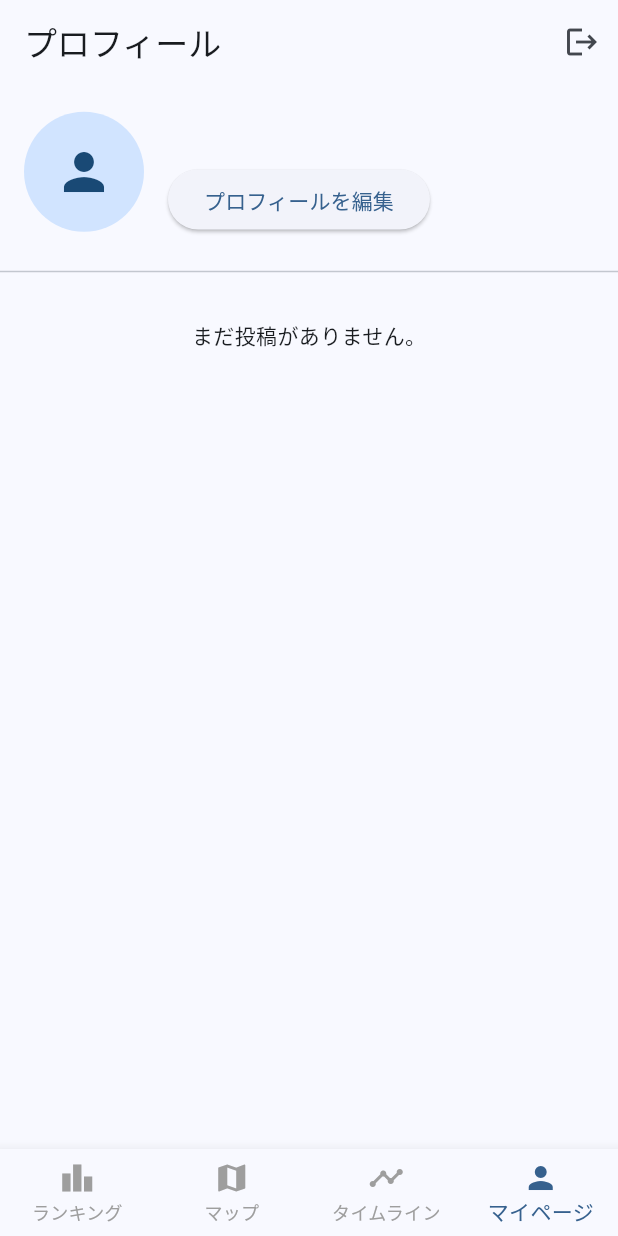
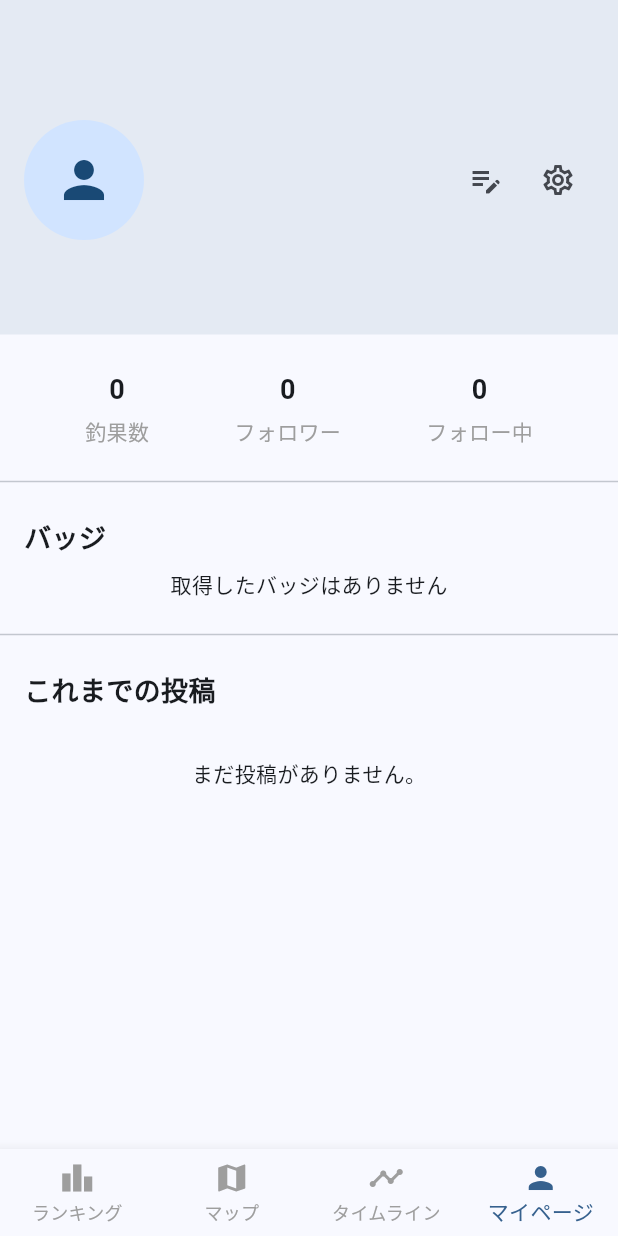
Before and after one commit to matusita0314/eging-map-app, a Flutter app: the screen it shows once a user with an empty profile is signed in, item 4 of the bottom bar chosen, on a phone screen of 412 x 824 dp. Run offline on Flutter 3.47's test engine with Material 3 defaults, Android fonts, the light colour scheme and no system bars; our stand-ins replace cloud_firestore, firebase_auth, firebase_core, firebase_storage, geolocator, google_maps_flutter and 1 more; accounts and stored records are empty.

Commit message:
feat: Implement new My Page layout

```diff
--- a/lib/my_page.dart
+++ b/lib/my_page.dart
@@ -1,10 +1,11 @@
 import 'package:cloud_firestore/cloud_firestore.dart';
 import 'package:firebase_auth/firebase_auth.dart';
 import 'package:flutter/material.dart';
-import 'common_app_bar.dart';
+import 'package:intl/intl.dart';
 import 'post_detail_sheet.dart';
 import 'post_model.dart';
-import 'edit_profile_page.dart'; // プロフィール編集ページをインポート
+import 'edit_profile_page.dart';
+import 'comment_page.dart';
 
 class MyPage extends StatefulWidget {
   final String userId;
@@ -17,88 +18,27 @@ class MyPage extends StatefulWidget {
 class _MyPageState extends State<MyPage> {
   final _currentUser = FirebaseAuth.instance.currentUser!;
 
-  // フォローしているかどうかを管理する状態変数
-  bool _isFollowing = false;
-  // フォロー状態をチェック中かどうか
-  bool _isLoadingFollowStatus = true;
-
-  @override
-  void initState() {
-    super.initState();
-    // 画面が表示された時に、フォロー状態をチェックする
-    _checkIfFollowing();
-  }
-
-  // フォロー状態をチェックするメソッド
-  Future<void> _checkIfFollowing() async {
-    // 自分自身のプロフィールの場合はチェック不要
-    if (widget.userId == _currentUser.uid) {
-      setState(() => _isLoadingFollowStatus = false);
-      return;
-    }
-    setState(() => _isLoadingFollowStatus = true);
-    final doc = await FirebaseFirestore.instance
-        .collection('users')
-        .doc(_currentUser.uid)
-        .collection('following')
-        .doc(widget.userId)
-        .get();
-
-    if (mounted) {
-      setState(() {
-        _isFollowing = doc.exists;
-        _isLoadingFollowStatus = false;
-      });
-    }
-  }
-
-  // フォロー/アンフォローを処理するメソッド
-  Future<void> _handleFollow() async {
-    // WriteBatchを使って、複数の書き込みを一度に（アトミックに）実行
-    final batch = FirebaseFirestore.instance.batch();
-
-    // 自分のfollowingコレクションへの参照
-    final myFollowingRef = FirebaseFirestore.instance
-        .collection('users')
-        .doc(_currentUser.uid)
-        .collection('following')
-        .doc(widget.userId);
-
-    // 相手のfollowersコレクションへの参照
-    final theirFollowersRef = FirebaseFirestore.instance
-        .collection('users')
-        .doc(widget.userId)
-        .collection('followers')
-        .doc(_currentUser.uid);
-
-    if (_isFollowing) {
-      // アンフォローの場合：ドキュメントを削除
-      batch.delete(myFollowingRef);
-      batch.delete(theirFollowersRef);
-    } else {
-      // フォローの場合：ドキュメントを作成
-      batch.set(myFollowingRef, {'followedAt': Timestamp.now()});
-      batch.set(theirFollowersRef, {'followerAt': Timestamp.now()});
-    }
-
-    // バッチ処理を実行
-    await batch.commit();
-
-    // 画面上のフォロー状態を更新
-    setState(() {
-      _isFollowing = !_isFollowing;
-    });
-  }
-
   @override
   Widget build(BuildContext context) {
     return Scaffold(
-      appBar: CommonAppBar(title: 'プロフィール'),
       body: SingleChildScrollView(
         child: Column(
+          crossAxisAlignment: CrossAxisAlignment.start,
           children: [
             _buildProfileHeader(),
+            const SizedBox(height: 24),
+            _buildStatsSection(),
+            const SizedBox(height: 16),
             const Divider(),
+            _buildBadgeSection(),
+            const Divider(),
+            const Padding(
+              padding: EdgeInsets.fromLTRB(16, 16, 16, 8),
+              child: Text(
+                'これまでの投稿',
+                style: TextStyle(fontSize: 18, fontWeight: FontWeight.bold),
+              ),
+            ),
             _buildUserPostsGrid(),
           ],
         ),
@@ -114,19 +54,28 @@ class _MyPageState extends State<MyPage> {
           .snapshots(),
       builder: (context, snapshot) {
         if (!snapshot.hasData) {
-          return const Padding(
-            padding: EdgeInsets.all(16.0),
+          return const SizedBox(
+            height: 250,
             child: Center(child: CircularProgressIndicator()),
           );
         }
         final userData = snapshot.data!.data() as Map<String, dynamic>? ?? {};
         final photoUrl = userData['photoUrl'] as String? ?? '';
         final displayName = userData['displayName'] as String? ?? '名無しさん';
+        final introduction =
+            userData['introduction'] as String? ?? '自己紹介がありません';
         final isCurrentUser = _currentUser.uid == widget.userId;
 
-        return Padding(
-          padding: const EdgeInsets.all(16.0),
-          child: Row(
+        return Container(
+          padding: const EdgeInsets.fromLTRB(16, kToolbarHeight + 24, 16, 24),
+          width: double.infinity,
+          decoration: BoxDecoration(
+            color: Theme.of(context).primaryColor.withOpacity(0.1),
+          ),
+          child: Column(
+            crossAxisAlignment: CrossAxisAlignment.start,
+            children: [
+              Row(
                 children: [
                   CircleAvatar(
                     radius: 40,
@@ -139,20 +88,21 @@ class _MyPageState extends State<MyPage> {
                   ),
                   const SizedBox(width: 16),
                   Expanded(
-                child: Column(
-                  crossAxisAlignment: CrossAxisAlignment.start,
-                  children: [
-                    Text(
+                    child: Text(
                       displayName,
                       style: const TextStyle(
-                        fontSize: 20,
+                        fontSize: 24,
                         fontWeight: FontWeight.bold,
                       ),
                     ),
-                    const SizedBox(height: 8),
-                    // --- ボタンの表示ロジック ---
+                  ),
                   if (isCurrentUser)
-                      ElevatedButton(
+                    Row(
+                      children: [
+                        // プロフィール編集ボタン
+                        IconButton(
+                          icon: const Icon(Icons.edit_note),
+                          tooltip: 'プロフィールを編集',
                           onPressed: () {
                             Navigator.of(context).push(
                               MaterialPageRoute(
@@ -160,30 +110,22 @@ class _MyPageState extends State<MyPage> {
                               ),
                             );
                           },
-                        child: const Text('プロフィールを編集'),
-                      )
-                    else if (_isLoadingFollowStatus)
-                      const SizedBox(
-                        height: 24,
-                        width: 24,
-                        child: CircularProgressIndicator(strokeWidth: 2.0),
-                      )
-                    else
-                      ElevatedButton(
-                        onPressed: _handleFollow,
-                        style: ElevatedButton.styleFrom(
-                          backgroundColor: _isFollowing
-                              ? Colors.grey[300]
-                              : Theme.of(context).primaryColor,
-                          foregroundColor: _isFollowing
-                              ? Colors.black
-                              : Colors.white,
                         ),
-                        child: Text(_isFollowing ? 'フォロー中' : 'フォローする'),
+                        // 設定ボタン（今回はダミー）
+                        IconButton(
+                          icon: const Icon(Icons.settings_outlined),
+                          tooltip: '設定',
+                          onPressed: () {
+                            // TODO: 設定画面への遷移を実装
+                          },
                         ),
                       ],
                     ),
+                ],
               ),
+              const SizedBox(height: 16),
+              // 自己紹介文
+              Text(introduction, style: const TextStyle(fontSize: 16)),
             ],
           ),
         );
@@ -191,6 +133,71 @@ class _MyPageState extends State<MyPage> {
     );
   }
 
+  Widget _buildStatsSection() {
+    return Row(
+      mainAxisAlignment: MainAxisAlignment.spaceEvenly,
+      children: [
+        _buildStatItem(
+          '釣果数',
+          FirebaseFirestore.instance
+              .collection('posts')
+              .where('userId', isEqualTo: widget.userId),
+        ),
+        _buildStatItem(
+          'フォロワー',
+          FirebaseFirestore.instance
+              .collection('users')
+              .doc(widget.userId)
+              .collection('followers'),
+        ),
+        _buildStatItem(
+          'フォロー中',
+          FirebaseFirestore.instance
+              .collection('users')
+              .doc(widget.userId)
+              .collection('following'),
+        ),
+      ],
+    );
+  }
+
+  Widget _buildStatItem(String label, Query query) {
+    return StreamBuilder<QuerySnapshot>(
+      stream: query.snapshots(),
+      builder: (context, snapshot) {
+        final count = snapshot.data?.docs.length ?? 0;
+        return Column(
+          children: [
+            Text(
+              '$count',
+              style: const TextStyle(fontSize: 18, fontWeight: FontWeight.bold),
+            ),
+            const SizedBox(height: 4),
+            Text(label, style: const TextStyle(color: Colors.grey)),
+          ],
+        );
+      },
+    );
+  }
+
+  Widget _buildBadgeSection() {
+    return const Padding(
+      padding: EdgeInsets.all(16.0),
+      child: Column(
+        crossAxisAlignment: CrossAxisAlignment.start,
+        children: [
+          Text(
+            'バッジ',
+            style: TextStyle(fontSize: 18, fontWeight: FontWeight.bold),
+          ),
+          SizedBox(height: 8),
+          Center(child: Text('取得したバッジはありません')),
+        ],
+      ),
+    );
+  }
+
+  // ユーザーの投稿一覧をグリッド形式で構築するウィジェット
   Widget _buildUserPostsGrid() {
     return StreamBuilder<QuerySnapshot>(
       stream: FirebaseFirestore.instance
@@ -202,69 +209,79 @@ class _MyPageState extends State<MyPage> {
         if (snapshot.connectionState == ConnectionState.waiting) {
           return const Center(child: CircularProgressIndicator());
         }
-        if (snapshot.hasError) {
-          return Center(child: Text('エラー: ${snapshot.error}'));
-        }
         if (snapshot.data!.docs.isEmpty) {
-          return const Padding(
+          return const Center(
+            child: Padding(
               padding: EdgeInsets.all(24.0),
-            child: Center(child: Text('まだ投稿がありません。')),
+              child: Text('まだ投稿がありません。'),
+            ),
           );
         }
-
+        // GridView.builderに変更
         return GridView.builder(
+          padding: const EdgeInsets.symmetric(horizontal: 8.0),
           shrinkWrap: true,
           physics: const NeverScrollableScrollPhysics(),
           gridDelegate: const SliverGridDelegateWithFixedCrossAxisCount(
-            crossAxisCount: 3,
-            crossAxisSpacing: 2,
-            mainAxisSpacing: 2,
+            crossAxisCount: 2, // 2列表示
+            crossAxisSpacing: 8,
+            mainAxisSpacing: 8,
+            childAspectRatio: 0.7, // カードの縦横比を調整
           ),
           itemCount: snapshot.data!.docs.length,
-
-          // _buildUserPostsGridメソッドの中のitemBuilderを修正
           itemBuilder: (context, index) {
             final post = Post.fromFirestore(snapshot.data!.docs[index]);
-            return GestureDetector(
-              onTap: () => _showPostDetailSheet(post),
-              // Stackを使って、画像の上にいいね数を重ねる
-              child: Stack(
-                alignment: Alignment.bottomRight, // 重ねるウィジェットを右下に配置
+            // 新しいカードウィジェットを呼び出す
+            return _PostGridCard(post: post);
+          },
+        );
+      },
+    );
+  }
+}
+
+// マイページ用の新しい2列グリッドカード
+class _PostGridCard extends StatelessWidget {
+  final Post post;
+  const _PostGridCard({required this.post});
+
+  @override
+  Widget build(BuildContext context) {
+    return Card(
+      clipBehavior: Clip.antiAlias, // 画像が角丸からはみ出ないようにする
+      elevation: 2,
+      child: Column(
+        crossAxisAlignment: CrossAxisAlignment.start,
         children: [
-                  // 背景の画像
-                  Image.network(
+          // 投稿画像
+          Expanded(
+            child: Image.network(
               post.imageUrl,
               width: double.infinity,
-                    height: double.infinity,
               fit: BoxFit.cover,
             ),
-                  // いいね数表示の背景
-                  Container(
-                    margin: const EdgeInsets.all(4.0),
-                    padding: const EdgeInsets.symmetric(
-                      horizontal: 6.0,
-                      vertical: 2.0,
           ),
-                    decoration: BoxDecoration(
-                      color: Colors.black.withOpacity(0.5), // 半透明の黒
-                      borderRadius: BorderRadius.circular(10.0),
+          // 釣果情報
+          Padding(
+            padding: const EdgeInsets.all(8.0),
+            child: Column(
+              crossAxisAlignment: CrossAxisAlignment.start,
+              children: [
+                Text(
+                  'イカ ${post.squidSize} cm', // 仮の魚種名
+                  style: const TextStyle(fontWeight: FontWeight.bold),
+                  overflow: TextOverflow.ellipsis,
                 ),
-                    // いいねアイコンと数
-                    child: Row(
-                      mainAxisSize: MainAxisSize.min, // コンテンツのサイズに合わせる
-                      children: [
-                        const Icon(
-                          Icons.favorite,
-                          color: Colors.white,
-                          size: 14,
+                const SizedBox(height: 4),
+                Text(
+                  post.egiType, // 場所として流用
+                  style: TextStyle(color: Colors.grey[600], fontSize: 12),
+                  overflow: TextOverflow.ellipsis,
                 ),
-                        const SizedBox(width: 4),
+                const SizedBox(height: 4),
                 Text(
-                          '${post.likeCount}',
-                          style: const TextStyle(
-                            color: Colors.white,
-                            fontSize: 12,
-                          ),
+                  DateFormat('yyyy.MM.dd').format(post.createdAt),
+                  style: TextStyle(color: Colors.grey[600], fontSize: 12),
                 ),
               ],
             ),
@@ -272,18 +289,5 @@ class _MyPageState extends State<MyPage> {
         ],
       ),
     );
-          },
-        );
-      },
-    );
-  }
-
-  void _showPostDetailSheet(Post post) {
-    showModalBottomSheet(
-      context: context,
-      isScrollControlled: true,
-      backgroundColor: Colors.transparent,
-      builder: (context) => PostDetailSheet(post: post),
-    );
   }
 }
```
Also changed, not shown: lib/edit_profile_page.dart (+68 -29 lines). Lines whose indentation alone changed are shown as unchanged.
